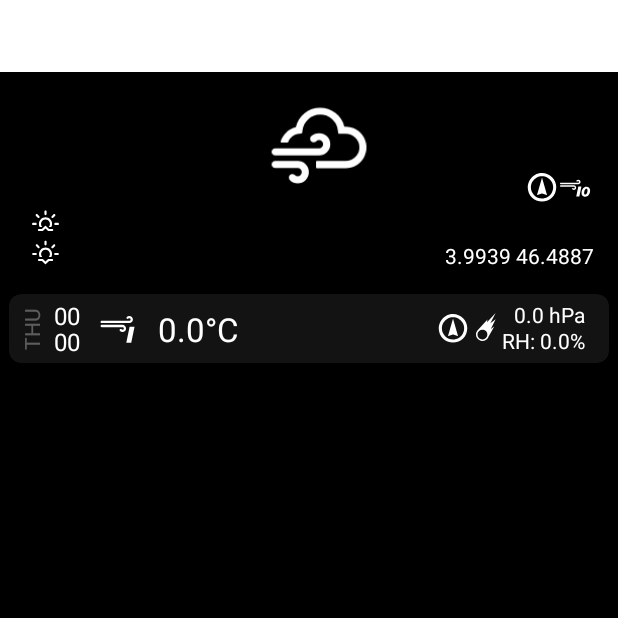
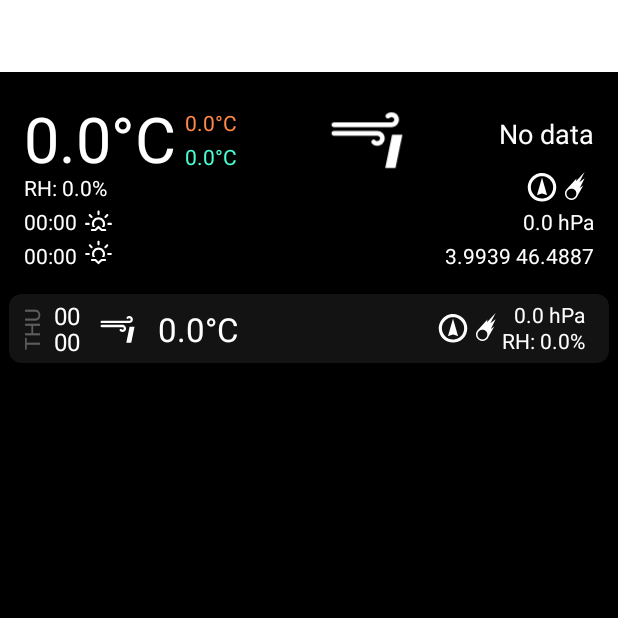
Before and after one commit to palevominimale/SEALSWeather, an Android app: the screen it shows after launch (MainActivity), on a phone screen of 412 x 824 dp, the top half of it. Run offline under Robolectric (Android 15) with nearby library versions, the phone set to English and light mode, and no system bars; our stand-ins replace Room's generated code; network calls fail; 4 statements that could not run were skipped.

Commit message:
Fixed issue with crash after incorrect DB reload Views are updating every time its resumed

```diff
--- a/app/src/main/java/my/weather/adapters/DailyAdapter.kt
+++ b/app/src/main/java/my/weather/adapters/DailyAdapter.kt
@@ -35,15 +35,15 @@ class DailyAdapter(private val forecasts: MutableList<ForecastItem>) :
     @SuppressLint("SetTextI18n")
     override fun onBindViewHolder(holder: ViewHolder, position: Int) {
         forecasts[position].run {
-            val date = Instant.ofEpochSecond(time).atZone(ZoneId.systemDefault())
-            holder.recyclerviewHumidity.text = "RH: " + humidity.toString() + "%"
-            holder.recyclerviewTemp.text = temp.toString() + "°C"
-            holder.recyclerviewWindDirection.rotation = windIconRotation!!
-            holder.recyclerviewWindIntensity.setImageResource(windIcon!!)//2022-08-14
+            val date = Instant.ofEpochSecond(time ?: 0L).atZone(ZoneId.systemDefault())
+            holder.recyclerviewHumidity.text = "RH: " + (humidity ?: 0.0F).toString() + "%"
+            holder.recyclerviewTemp.text = (temp ?: 0.0F).toString() + "°C"
+            holder.recyclerviewWindDirection.rotation = windIconRotation ?: 0.0F
+            holder.recyclerviewWindIntensity.setImageResource(windIcon ?: R.drawable.wi_meteor)
             holder.recyclerviewHour.text = date.toString().subSequence(5,7)
             holder.recyclerviewMinute.text = date.toString().subSequence(8,10)
-            holder.recyclerviewPressure.text = pressure.toString() + " hPa"
-            holder.recyclerviewWeatherIcon.setImageResource(weatherIcon!!)
+            holder.recyclerviewPressure.text = (pressure?: 0.0F).toString() + " hPa"
+            holder.recyclerviewWeatherIcon.setImageResource(weatherIcon ?: R.drawable.wi_wind_beaufort_1)
             holder.recyclerviewDayOfWeek.text = date.dayOfWeek.toString().subSequence(0,3)
         }
     }
--- a/app/src/main/java/my/weather/adapters/HourlyAdapter.kt
+++ b/app/src/main/java/my/weather/adapters/HourlyAdapter.kt
@@ -36,15 +36,15 @@ class HourlyAdapter(private val forecasts: MutableList<ForecastItem>) :
     @SuppressLint("SetTextI18n")
     override fun onBindViewHolder(holder: ViewHolder, position: Int) {
         forecasts[position].run {
-            val date = Instant.ofEpochSecond(time).atZone(ZoneId.systemDefault())
-            holder.recyclerviewHumidity.text = "RH: " + humidity.toString() + "%"
-            holder.recyclerviewTemp.text = temp.toString() + "°C"
-            holder.recyclerviewWindDirection.rotation = windIconRotation!!
-            holder.recyclerviewWindIntensity.setImageResource(windIcon!!)
+            val date = Instant.ofEpochSecond(time ?: 0L).atZone(ZoneId.systemDefault())
+            holder.recyclerviewHumidity.text = "RH: " + (humidity ?: 0.0F).toString() + "%"
+            holder.recyclerviewTemp.text = (temp ?: 0.0F).toString() + "°C"
+            holder.recyclerviewWindDirection.rotation = windIconRotation ?: 0.0F
+            holder.recyclerviewWindIntensity.setImageResource(windIcon ?: R.drawable.wi_meteor)
             holder.recyclerviewHour.text = date.toString().subSequence(11,13)
             holder.recyclerviewMinute.text = date.toString().subSequence(14,16)
-            holder.recyclerviewPressure.text = pressure.toString() + " hPa"
-            holder.recyclerviewWeatherIcon.setImageResource(weatherIcon!!)
+            holder.recyclerviewPressure.text = (pressure?: 0.0F).toString() + " hPa"
+            holder.recyclerviewWeatherIcon.setImageResource(weatherIcon ?: R.drawable.wi_wind_beaufort_1)
             holder.recyclerviewDayOfWeek.text = date.dayOfWeek.toString().subSequence(0,3)
         }
     }
--- a/app/src/main/java/my/weather/data/DAO.kt
+++ b/app/src/main/java/my/weather/data/DAO.kt
@@ -5,13 +5,13 @@ import androidx.room.*
 @Dao
 interface DAO {
     @Query("SELECT * FROM Forecast")
-    fun getAll(): List<ForecastItem>
+    fun getAll(): List<ForecastItem?>
 
     @Query("SELECT * FROM Forecast WHERE id IN (:userIds)")
-    fun loadAllByIds(userIds: LongArray): List<ForecastItem>
+    fun loadAllByIds(userIds: LongArray): List<ForecastItem?>
 
     @Query("SELECT * FROM Forecast WHERE id LIKE :id LIMIT 1")
-    fun findById(id: Int): ForecastItem
+    fun findById(id: Int): ForecastItem?
 
     @Update
     fun updateItem(item: ForecastItem)
--- a/app/src/main/java/my/weather/data/DB.kt
+++ b/app/src/main/java/my/weather/data/DB.kt
@@ -5,7 +5,7 @@ import androidx.room.Database
 import androidx.room.Room
 import androidx.room.RoomDatabase
 
-@Database(entities = [ForecastItem::class], version = 1)
+@Database(entities = [ForecastItem::class], version = 1, exportSchema = false)
 abstract class DBForecast : RoomDatabase() {
 
     abstract fun DAO(): DAO
--- a/app/src/main/java/my/weather/data/ForecastItem.kt
+++ b/app/src/main/java/my/weather/data/ForecastItem.kt
@@ -7,34 +7,17 @@ import my.weather.R
 
 @Entity(tableName = "Forecast")
 data class ForecastItem(
-    @PrimaryKey val id: Int = 0,
-    @ColumnInfo(name = "time") val time: Long = 0L,
+    @PrimaryKey val id: Int? = 0,
+    @ColumnInfo(name = "time") val time: Long? = 0L,
     @ColumnInfo(name = "temp") val temp: Float? = 0.0F,
     @ColumnInfo(name = "tempMin") val tempMin: Float? = 0.0F,
     @ColumnInfo(name = "tempMax") val tempMax: Float? = 0.0F,
     @ColumnInfo(name = "humidity") val humidity: Float? = 0.0F,
     @ColumnInfo(name = "pressure") val pressure: Float? = 0.0F,
-    @ColumnInfo(name = "sunset") val sunset: Long? = 0,
-    @ColumnInfo(name = "sunrise") val sunrise: Long? = 0,
+    @ColumnInfo(name = "sunset") val sunset: Long? = 0L,
+    @ColumnInfo(name = "sunrise") val sunrise: Long? = 0L,
     @ColumnInfo(name = "weatherDescription") val weatherDescription: String? = "No data",
     @ColumnInfo(name = "windIcon") val windIcon: Int? = R.drawable.wi_meteor,
     @ColumnInfo(name = "windIconRotation") val windIconRotation: Float? = 0.0F,
     @ColumnInfo(name = "weatherIcon") val weatherIcon: Int? = R.drawable.wi_wind_beaufort_1
 )
-
-//@Entity(tableName = "Forecast")
-//data class WeatherForecastElement(
-//    @PrimaryKey var id: Long = 0L,
-//    @ColumnInfo(name = "time") var time: Long = 0L,
-//    @ColumnInfo(name = "temp") var temp: Float? = 0.0F,
-//    @ColumnInfo(name = "tempMin") var tempMin: Float? = 0.0F,
-//    @ColumnInfo(name = "tempMax") var tempMax: Float? = 0.0F,
-//    @ColumnInfo(name = "humidity") var humidity: Float? = 0.0F,
-//    @ColumnInfo(name = "pressure") var pressure: Float? = 0.0F,
-//    @ColumnInfo(name = "sunset") val sunset: Long? = 0,
-//    @ColumnInfo(name = "sunrise") val sunrise: Long? = 0,
-//    @ColumnInfo(name = "weatherDescription") val weatherDescription: String? = "No data",
-//    @ColumnInfo(name = "windIcon") val windIcon: Int? = R.drawable.wi_meteor,
-//    @ColumnInfo(name = "windIconRotation") val windIconRotation: Float? = 0.0F,
-//    @ColumnInfo(name = "weatherIcon") val weatherIcon: Int? = R.drawable.wi_wind_beaufort_1
-//)
--- a/app/src/main/java/my/weather/data/ForecastRepository.kt
+++ b/app/src/main/java/my/weather/data/ForecastRepository.kt
@@ -6,10 +6,7 @@ class ForecastRepository(context: Context) {
 
     private var db: DAO = DBForecast.getInstance(context)?.DAO()!!
 
-    fun getAll(): List<ForecastItem> {
-        return db.getAll()
-    }
-    fun getById(id: Int): ForecastItem {
+    fun getById(id: Int): ForecastItem? {
         return db.findById(id)
     }
 
--- a/app/src/main/java/my/weather/interaction/IntentHelpers.kt
+++ b/app/src/main/java/my/weather/interaction/IntentHelpers.kt
@@ -35,9 +35,4 @@ class IntentHelpers(val context: Context) {
         PendingIntent.getBroadcast(context, 0, intent, PendingIntent.FLAG_IMMUTABLE).send()
 //        Log.println(Log.DEBUG, "IM", "New data available! $intent")
     }
-    fun widgetRefresh() {
-        val intent = Intent(APPWIDGET_UPDATE)
-        PendingIntent.getBroadcast(context, 0, intent, PendingIntent.FLAG_IMMUTABLE).send()
-//        Log.println(Log.DEBUG, "IM", "New data available! $intent")
-    }
 }
--- a/app/src/main/java/my/weather/ui/main/Current.kt
+++ b/app/src/main/java/my/weather/ui/main/Current.kt
@@ -18,6 +18,7 @@ import com.google.android.gms.location.FusedLocationProviderClient
 import kotlinx.coroutines.CoroutineScope
 import kotlinx.coroutines.Dispatchers
 import kotlinx.coroutines.launch
+import my.weather.R
 import my.weather.adapters.HourlyAdapter
 import my.weather.data.ForecastItem
 import my.weather.data.ForecastRepository
@@ -83,9 +84,9 @@ class Current : Fragment() {
 
     override fun onResume() {
         super.onResume()
-//        loadWeatherToView()
+        loadWeatherToView()
         Log.println(Log.DEBUG, "RESUMED (Current)", Instant.now().toString())
-//        loadRecyclerToView()
+        loadRecyclerToView()
     }
 
     override fun onDestroy() {
@@ -156,33 +157,34 @@ class Current : Fragment() {
 
     @SuppressLint("NotifyDataSetChanged")
     private fun loadRecyclerToView() {
-        if(fR.getAll().isNotEmpty()) {
+        val check = fR.getById(0)?.time ?: 0L
+        if(check != 0L) {
             hourlyForecast.clear()
             val now = LocalTime.now().hour
             for (i in now..now + 48) {
-                hourlyForecast.add(fR.getById(i))
+                hourlyForecast.add(fR.getById(i) ?: ForecastItem())
             }
         }
     }
 
     @SuppressLint("SetTextI18n")
     private fun loadWeatherToView() {
-        val weather = fR.getById(LocalDateTime.now().hour)
+        val weather = fR.getById(LocalDateTime.now().hour) ?: ForecastItem()
         weather.run {
             val format = DateTimeFormatter.ofPattern("HH:mm")
-            binding.temp.text = temp.toString() + "°C"
-            binding.tempMax.text = tempMax.toString() + "°C"
-            binding.tempMin.text = tempMin.toString() + "°C"
-            binding.pressure.text = pressure.toString() + " hPa"
-            binding.humidity.text = "RH: " + humidity.toString() +"%"
-            binding.sunrise.text = Instant.ofEpochSecond(sunrise!!)
+            binding.temp.text = (temp ?: 0.0F).toString() + "°C"
+            binding.tempMax.text = (tempMax ?: 0.0F).toString() + "°C"
+            binding.tempMin.text = (tempMin ?: 0.0F).toString() + "°C"
+            binding.pressure.text = (pressure ?: 0.0F).toString() + " hPa"
+            binding.humidity.text = "RH: " + (humidity ?: 0.0F).toString() +"%"
+            binding.sunrise.text = Instant.ofEpochSecond(sunrise ?: 0L)
                 .atZone(ZoneId.systemDefault()).format(format)
-            binding.sunset.text = Instant.ofEpochSecond(sunset!!)
+            binding.sunset.text = Instant.ofEpochSecond(sunset ?: 0L)
                 .atZone(ZoneId.systemDefault()).format(format)
             binding.weatherType.text = weatherDescription
-            binding.windCurrentDirection.rotation = windIconRotation!!
-            binding.imageWeatherType.setImageResource(weatherIcon!!)
-            binding.windCurrentIntensity.setImageResource(windIcon!!)
+            binding.windCurrentDirection.rotation = windIconRotation ?: 0.0F
+            binding.imageWeatherType.setImageResource(weatherIcon ?: R.drawable.wi_meteor)
+            binding.windCurrentIntensity.setImageResource(windIcon ?: R.drawable.wi_wind_beaufort_1)
             binding.location.text = network.lon.toString() + " " + network.lat.toString()
         }
     }
--- a/app/src/main/java/my/weather/ui/main/Daily.kt
+++ b/app/src/main/java/my/weather/ui/main/Daily.kt
@@ -63,7 +63,7 @@ class Daily : Fragment() {
     override fun onResume() {
         super.onResume()
         Log.println(Log.DEBUG, "RESUMED (Daily)", Instant.now().toString())
-//        loadRecyclerToView()
+        loadRecyclerToView()
     }
 
 
@@ -105,10 +105,11 @@ class Daily : Fragment() {
 
     @SuppressLint("NotifyDataSetChanged")
     private fun loadRecyclerToView() {
-        if(fR.getAll().isNotEmpty()) {
+        val check = fR.getById(0)?.time ?: 0L
+        if(check != 0L) {
             dailyForecast.clear()
             for (i in HOUR_OF_INTEREST..FORECAST_DEPTH.toInt() step 24) {
-                dailyForecast.add(fR.getById(i))
+                dailyForecast.add(fR.getById(i) ?: ForecastItem())
             }
             binding.dailyRecycler.adapter?.notifyDataSetChanged()
         }
```
Also changed, not shown: app/src/main/java/my/weather/logic/MainActivity.kt (+0 -9 lines), app/src/main/java/my/weather/network/NetworkOperations.kt (+2 -7 lines), app/src/main/java/my/weather/ui/main/WeatherWidget.kt (+11 -10 lines).
